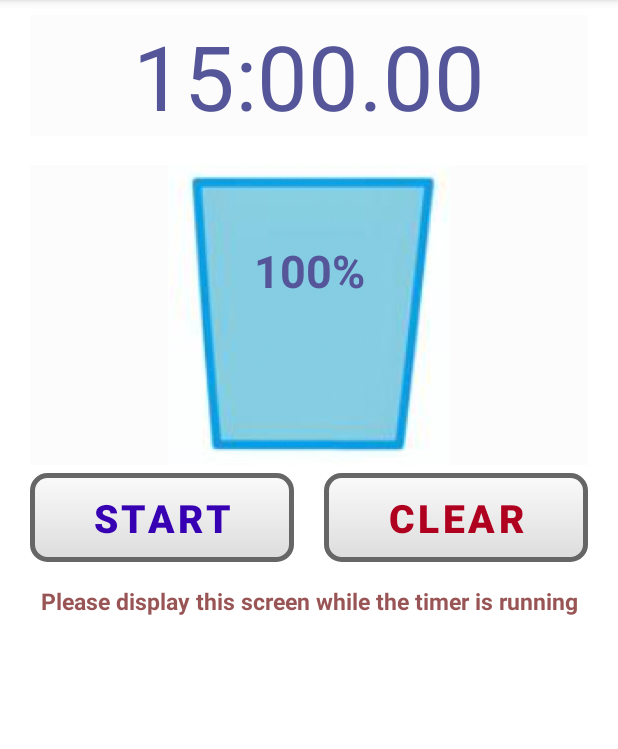
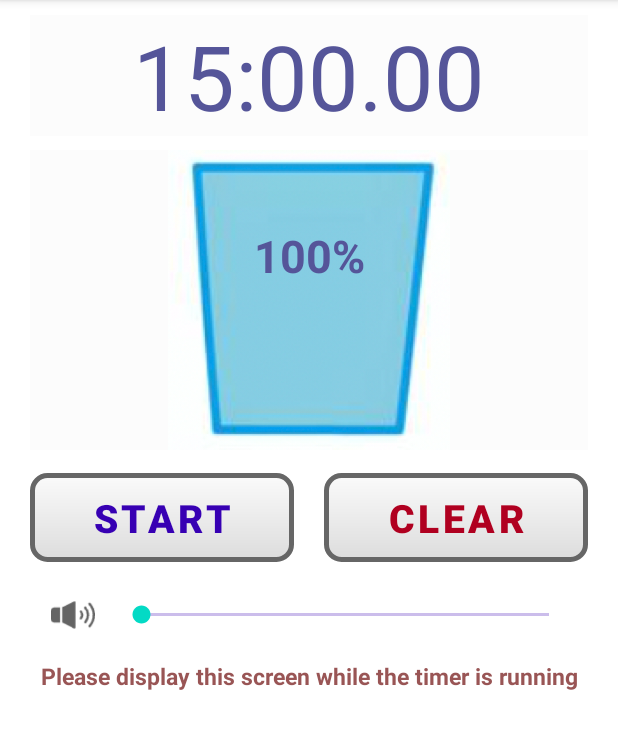
Before and after one commit to tfs-apps-one/WaterTimer, an Android app: the screen it shows after launch (MainActivity), on a phone screen of 412 x 824 dp, the part 84-833 px from its top. Run offline under Robolectric (Android 15) with nearby library versions, the phone set to English and light mode, and no system bars.

Commit message:
音量調整を追加

```diff
--- a/app/src/main/java/tfsapps/watertimer/MainActivity.java
+++ b/app/src/main/java/tfsapps/watertimer/MainActivity.java
@@ -19,6 +19,7 @@ import android.view.View;
 import android.widget.Button;
 import android.os.CountDownTimer;
 import android.widget.ImageView;
+import android.widget.SeekBar;
 import android.widget.TextView;
 
 import java.text.SimpleDateFormat;
@@ -82,6 +83,10 @@ public class MainActivity extends AppCompatActivity {
     static boolean islightON = false;
     private AudioManager am;
 
+    private int now_volume;                     //現在の音量値
+    private int init_volume;                    //アプリ起動時の音量値
+    private SeekBar seek_volume;                //SeekBar
+
     @Override
     protected void onCreate(Bundle savedInstanceState) {
         super.onCreate(savedInstanceState);
@@ -95,7 +100,6 @@ public class MainActivity extends AppCompatActivity {
         /* 初期化処理 */
         timerText = findViewById(R.id.timer);
         timerText.setText(dataFormat.format(0));
-        screenDisplay();
 
         vibrator = (Vibrator) getSystemService(VIBRATOR_SERVICE);
         alarm = MediaPlayer.create(this, R.raw.alarm);
@@ -111,9 +115,40 @@ public class MainActivity extends AppCompatActivity {
         }, new android.os.Handler());
 
         /*音*/
-//        am = (AudioManager) getSystemService(Context.AUDIO_SERVICE);
-//        now_volume = am.getStreamVolume(AudioManager.STREAM_MUSIC);
+        am = (AudioManager) getSystemService(Context.AUDIO_SERVICE);
+        now_volume = am.getStreamVolume(AudioManager.STREAM_MUSIC);
 
+        /* SeekBar */
+        seek_volume = (SeekBar)findViewById(R.id.seekBar);
+        seek_volume.setOnSeekBarChangeListener(
+                new SeekBar.OnSeekBarChangeListener() {
+                    //ツマミをドラッグした時
+                    @Override
+                    public void onProgressChanged(SeekBar seekBar, int i, boolean b) {
+                        if (notice_alarm == true) {
+                            now_volume = seekBar.getProgress();
+                            am.setStreamVolume(AudioManager.STREAM_MUSIC, now_volume, 0);
+                        }
+                        screenDisplay();
+                    }
+                    //ツマミに触れた時
+                    @Override
+                    public void onStartTrackingTouch(SeekBar seekBar) {
+                        if (notice_alarm == false) {
+//                            seekBar.setProgress(now_volume);
+                        }
+                    }
+                    //ツマミを離した時
+                    @Override
+                    public void onStopTrackingTouch(SeekBar seekBar) {
+                        if (notice_alarm == false) {
+//                            seekBar.setProgress(now_volume);
+                        }
+                    }
+                }
+        );
+
+        screenDisplay();
     }
 
     /**********************************************************************
@@ -169,6 +204,8 @@ public class MainActivity extends AppCompatActivity {
         Button btn_clear = (Button) findViewById(R.id.btn_clear);
         String mess = "";
 
+        seek_volume.setProgress(now_volume);
+
         screenDisplayStatus();
 
         if (isActive == true) {
@@ -206,7 +243,7 @@ public class MainActivity extends AppCompatActivity {
 
         if (isActive == false ) {
 //test_make
-countNumber = 5000;
+//countNumber = 5000;
 
             if (countNumber > 0) {
                 if (countDown != null){
--- a/app/src/main/res/layout/content_main.xml
+++ b/app/src/main/res/layout/content_main.xml
@@ -30,7 +30,7 @@
         android:layout_height="200dp"
         app:layout_constraintTop_toBottomOf="parent"
         android:layout_marginStart="10dp"
-        android:layout_marginTop="100dp"
+        android:layout_marginTop="90dp"
         android:layout_marginEnd="10dp"
         android:layout_marginBottom="10dp"
         android:background="@color/cardview_shadow_end_color"
@@ -42,7 +42,7 @@
         android:layout_height="40dp"
         android:layout_marginStart="10dp"
         app:layout_constraintTop_toBottomOf="parent"
-        android:layout_marginTop="150dp"
+        android:layout_marginTop="140dp"
         android:layout_marginEnd="10dp"
         android:textAlignment="center"
         android:text="100%"
@@ -94,11 +94,47 @@
 
     </LinearLayout>
 
+    <LinearLayout
+        android:id="@+id/linearLayout2"
+        android:layout_width="match_parent"
+        android:layout_height="40dp"
+        android:layout_marginTop="10dp"
+        android:layout_alignParentStart="true"
+        android:layout_below="@+id/linearLayout1"
+        app:layout_constraintTop_toBottomOf="@+id/linearLayout1"
+        android:orientation="horizontal">
+
+        <ImageView
+            android:id="@+id/text_volume"
+            android:layout_width="0dp"
+            android:layout_height="match_parent"
+            android:layout_weight="1"
+            android:layout_marginTop="5dp"
+            android:layout_marginStart="20dp"
+            android:layout_marginBottom="5dp"
+            android:layout_marginEnd="5dp"
+            android:src="@drawable/volume" />
+
+        <SeekBar
+            android:id="@+id/seekBar"
+            android:layout_width="0dp"
+            android:layout_height="match_parent"
+            android:layout_weight="8"
+            android:layout_marginTop="5dp"
+            android:layout_marginStart="5dp"
+            android:layout_marginBottom="5dp"
+            android:layout_marginEnd="20dp"
+            android:progress="5"
+            android:max="15"
+            android:progressBackgroundTint="@color/design_default_color_primary_variant" />
+
+    </LinearLayout>
+
     <TextView
         android:id="@+id/text_message"
         android:layout_width="match_parent"
         android:layout_height="50dp"
-        android:layout_below="@+id/linearLayout1"
+        android:layout_below="@+id/linearLayout2"
         app:layout_constraintTop_toBottomOf="@id/linearLayout1"
         android:layout_marginTop="10dp"
         android:textAlignment="center"
```
Also changed, not shown: app/src/main/res/drawable/volume.png (added).
